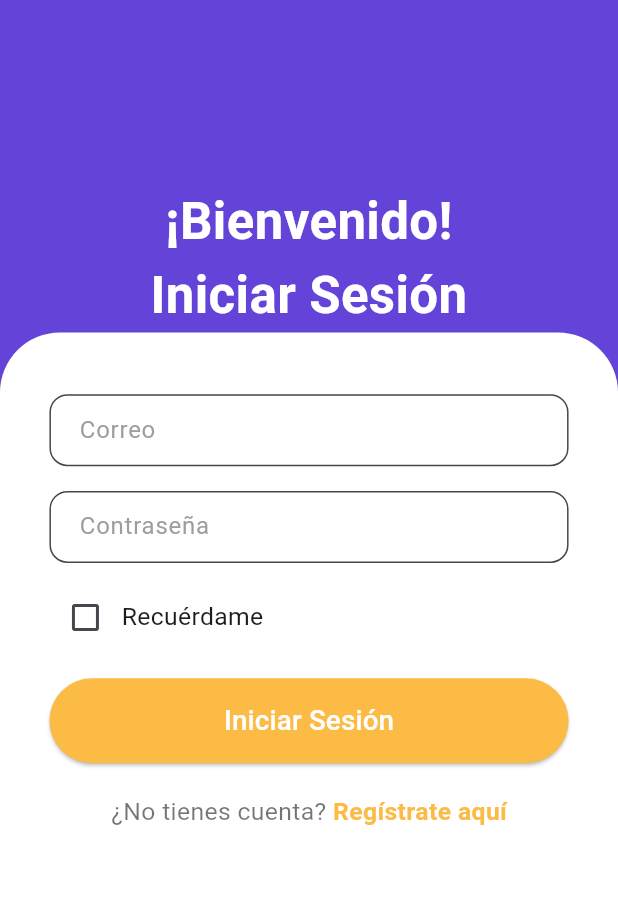
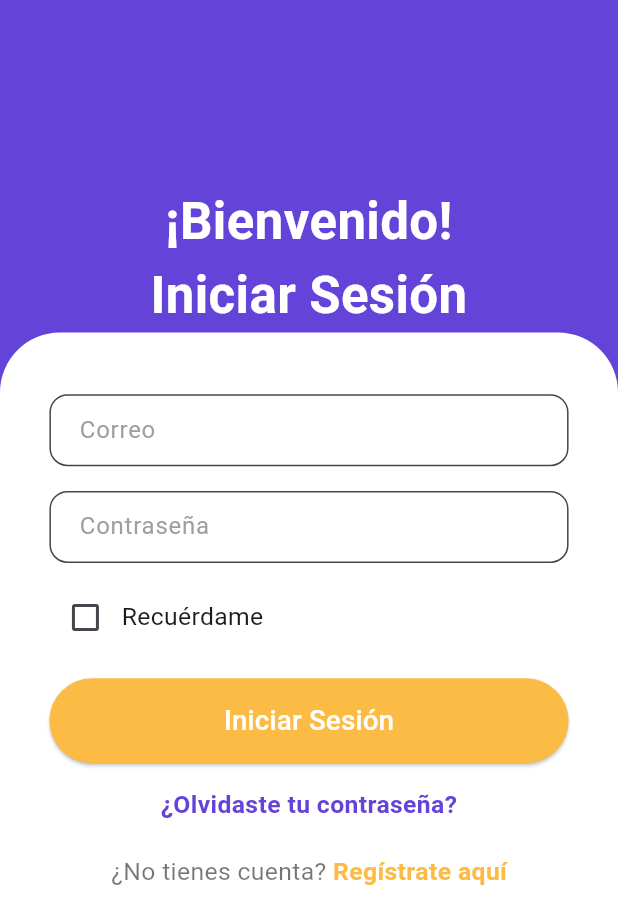
Before and after one commit to Sammy1228/appClasstech, a Flutter app: the screen it shows after launch, on a phone screen of 412 x 824 dp. Shown: the top 924 px of the screen. Run offline on Flutter 3.47's test engine with Material 3 defaults, Android fonts, the phone set to English and light mode, and no system bars; our stand-ins replace cloud_firestore, file_picker, firebase_auth, firebase_core, shared_preferences; missing offline and left inert: file_saver; accounts and stored records are empty.

Commit message:
Ahora se puede reestablecer la contraseña de un usuario mediante un correo electrónico.

```diff
--- a/lib/login.dart
+++ b/lib/login.dart
@@ -231,6 +231,35 @@ class _LoginState extends State<Login> {
                                 ),
                               ),
                             ),
+
+                            // --- INICIO DE CÓDIGO AÑADIDO ---
+                            SizedBox(height: responsive.screenHeight * 0.02),
+                            Center(
+                              child: GestureDetector(
+                                onTap: () {
+                                  Navigator.pushNamed(
+                                    context,
+                                    '/forgot_password',
+                                  );
+                                },
+                                child: Text(
+                                  "¿Olvidaste tu contraseña?",
+                                  textAlign: TextAlign.center,
+                                  style: TextStyle(
+                                    color: AppTheme.primaryColor,
+                                    fontWeight: FontWeight.bold,
+                                    fontSize:
+                                        (responsive.isPortrait
+                                                ? responsive.screenWidth * 0.04
+                                                : responsive.screenHeight *
+                                                      0.04)
+                                            .clamp(14, 18),
+                                  ),
+                                ),
+                              ),
+                            ),
+
+                            // --- FIN DE CÓDIGO AÑADIDO ---
                             SizedBox(height: responsive.screenHeight * 0.025),
                             Center(
                               child: GestureDetector(
--- a/lib/main.dart
+++ b/lib/main.dart
@@ -2,9 +2,7 @@ import 'package:appzacek/firebase_options.dart';
 import 'package:appzacek/providers/provider_actividades.dart';
 import 'package:appzacek/providers/provider_autenticacion.dart';
 import 'package:appzacek/providers/provider_clases.dart';
-// --- NUEVO IMPORTE ---
 import 'package:appzacek/providers/provider_entregas.dart';
-// --- FIN NUEVO IMPORTE ---
 import 'package:appzacek/theme/app_theme.dart';
 import 'package:firebase_core/firebase_core.dart';
 import 'package:flutter/material.dart';
@@ -17,11 +15,12 @@ import 'config.dart';
 import 'perfil.dart';
 import 'class.dart';
 import 'retroalimentacio.dart';
-
-// --- NUEVAS PANTALLAS ---
 import 'calificar_actividad_page.dart';
 import 'ver_entrega_page.dart';
-// --- FIN NUEVAS PANTALLAS ---
+
+// --- NUEVA IMPORTACIÓN ---
+import 'forgot_password_page.dart';
+// --- FIN NUEVA IMPORTACIÓN ---
 
 Future<void> main() async {
   WidgetsFlutterBinding.ensureInitialized();
@@ -39,9 +38,7 @@ class MyApp extends StatelessWidget {
         ChangeNotifierProvider(create: (_) => Authentication()),
         ChangeNotifierProvider(create: (_) => ProviderClases()),
         ChangeNotifierProvider(create: (_) => ProviderActividades()),
-        // --- NUEVO PROVIDER AÑADIDO ---
         ChangeNotifierProvider(create: (_) => ProviderEntregas()),
-        // --- FIN NUEVO PROVIDER ---
       ],
       child: MaterialApp(
         debugShowCheckedModeBanner: false,
@@ -56,12 +53,13 @@ class MyApp extends StatelessWidget {
           '/perfil': (context) => const PerfilScreen(),
           '/class': (context) => const ClasesScreen(),
           '/retroalimentacion': (context) => const RetroalimentacionPage(),
-
-          // --- NUEVAS RUTAS (opcional, pero buena práctica) ---
           '/calificar_actividad': (context) =>
               const CalificarActividadPage(actividadId: ''),
           '/ver_entrega': (context) => const VerEntregaPage(entregaId: ''),
-          // --- FIN NUEVAS RUTAS ---
+
+          // --- NUEVA RUTA AÑADIDA ---
+          '/forgot_password': (context) => const ForgotPasswordPage(),
+          // --- FIN NUEVA RUTA ---
         },
         theme: ThemeData(
           useMaterial3: true,
```
Also changed, not shown: lib/forgot_password_page.dart (added, +150 -0 lines).
